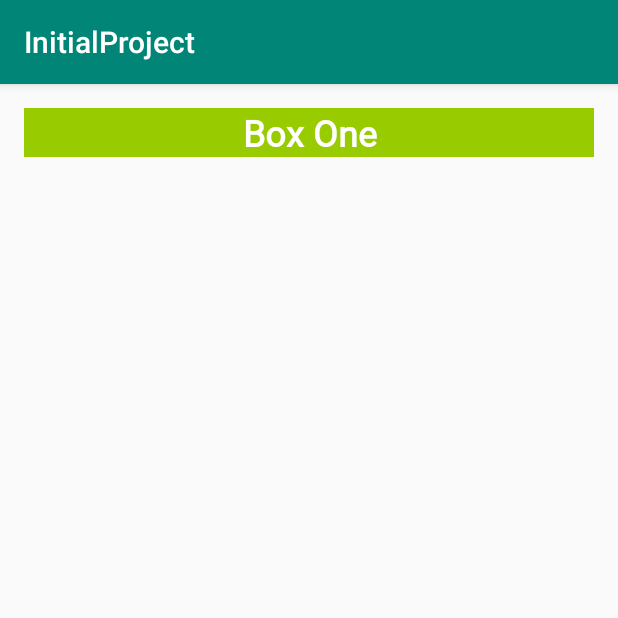
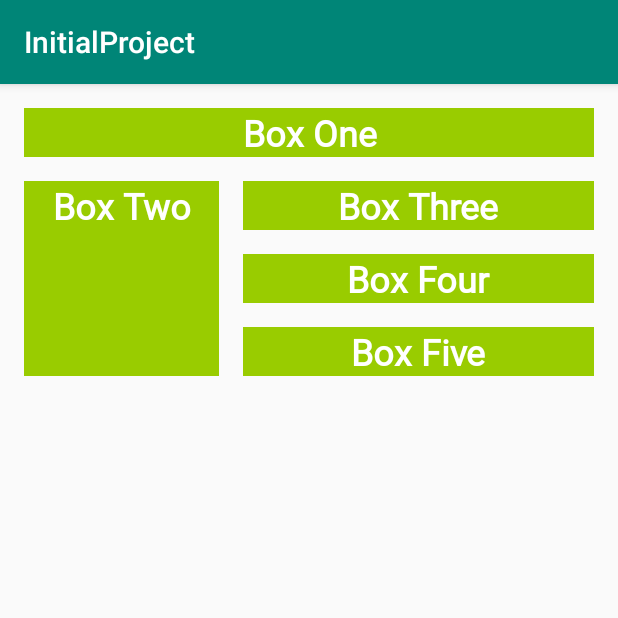
Before and after one commit to anuruk303/InitialProject, an Android app: the screen it shows after launch (MainActivity), on a phone screen of 412 x 824 dp, the top half of it. Run offline under Robolectric (Android 15) with nearby library versions, the phone set to English and light mode, and no system bars.

Commit message:
Add button 3 - 5

```diff
--- a/app/src/main/res/layout/activity_main.xml
+++ b/app/src/main/res/layout/activity_main.xml
@@ -17,5 +17,41 @@
             android:layout_marginLeft="@dimen/margin_wide"
             android:layout_marginRight="@dimen/margin_wide" android:fontFamily="@font/roboto"
             android:textSize="@dimen/box_text_size" style="@style/whiteBox" android:id="@+id/box_one_text"/>
+    <TextView
+            android:text="@string/box_two"
+            android:layout_width="130dp"
+            android:layout_height="130dp"
+            android:id="@+id/box_two_text" android:layout_marginTop="16dp"
+            app:layout_constraintTop_toBottomOf="@+id/box_one_text" app:layout_constraintStart_toStartOf="parent"
+            android:layout_marginStart="16dp" style="@style/whiteBox"/>
+    <TextView
+            android:text="@string/box_tree"
+            android:layout_width="0dp"
+            android:layout_height="wrap_content"
+            android:id="@+id/box_three_text" style="@style/whiteBox"
+            app:layout_constraintBottom_toTopOf="@+id/box_four_text"
+            app:layout_constraintTop_toTopOf="@+id/box_two_text" app:layout_constraintStart_toEndOf="@+id/box_two_text"
+            android:layout_marginStart="@dimen/margin_wide" app:layout_constraintEnd_toEndOf="parent"
+            android:layout_marginEnd="@dimen/margin_wide"/>
+    <TextView
+            android:text="@string/box_four"
+            android:layout_width="0dp"
+            android:layout_height="wrap_content"
+            android:id="@+id/box_four_text" style="@style/whiteBox"
+            app:layout_constraintTop_toBottomOf="@+id/box_three_text"
+            app:layout_constraintBottom_toTopOf="@+id/box_five_text"
+            app:layout_constraintStart_toEndOf="@+id/box_two_text" android:layout_marginStart="@dimen/margin_wide"
+            app:layout_constraintEnd_toEndOf="parent" android:layout_marginEnd="@dimen/margin_wide"
+            android:layout_marginTop="@dimen/margin_wide" android:layout_marginBottom="@dimen/margin_wide"/>
+    <TextView
+            android:text="@string/box_five"
+            android:layout_width="0dp"
+            android:layout_height="wrap_content"
+            android:id="@+id/box_five_text" style="@style/whiteBox"
+            app:layout_constraintBottom_toBottomOf="@+id/box_two_text"
+            app:layout_constraintTop_toBottomOf="@+id/box_four_text"
+            app:layout_constraintStart_toEndOf="@+id/box_two_text"
+            android:layout_marginStart="@dimen/margin_wide" app:layout_constraintEnd_toEndOf="parent"
+            android:layout_marginEnd="@dimen/margin_wide"/>
 
 </androidx.constraintlayout.widget.ConstraintLayout>
--- a/app/src/main/res/values/strings.xml
+++ b/app/src/main/res/values/strings.xml
@@ -1,4 +1,8 @@
 <resources>
     <string name="app_name">InitialProject</string>
     <string name="box_one">Box One</string>
+    <string name="box_two">Box Two</string>
+    <string name="box_tree">Box Three</string>
+    <string name="box_four">Box Four</string>
+    <string name="box_five">Box Five</string>
 </resources>
```
